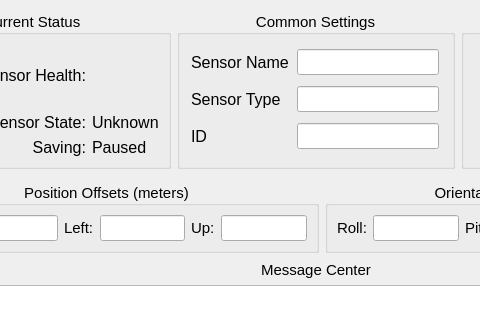
The window that source/sensor_view_widget.ui (DySense/DySense) describes before a commit, drawn with Qt 5; both pictures show x 117 to 597 and y 0 to 320 of the 866 by 706 pixel window.
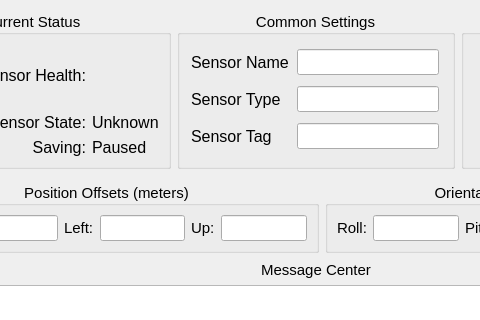
The same window after the commit.

Diff of the .ui file:
```diff
--- a/source/sensor_view_widget.ui
+++ b/source/sensor_view_widget.ui
@@ -217,7 +217,7 @@
            <string/>
           </property>
           <property name="text">
-           <string>ID</string>
+           <string>Sensor Tag</string>
           </property>
          </widget>
         </item>
```
